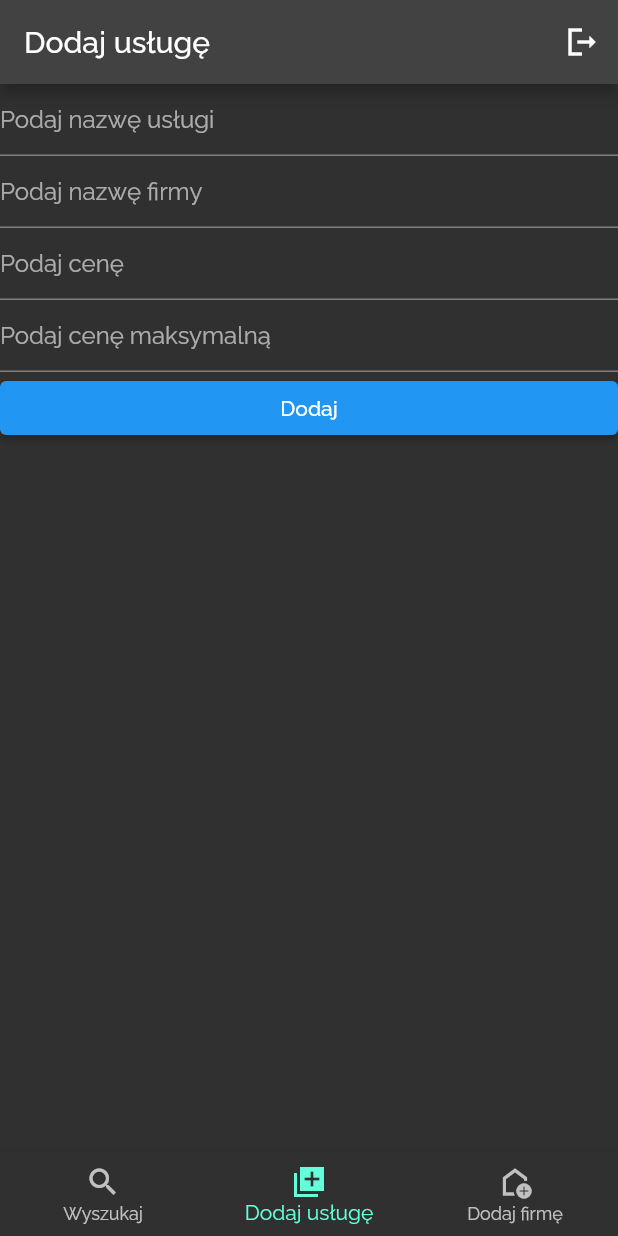
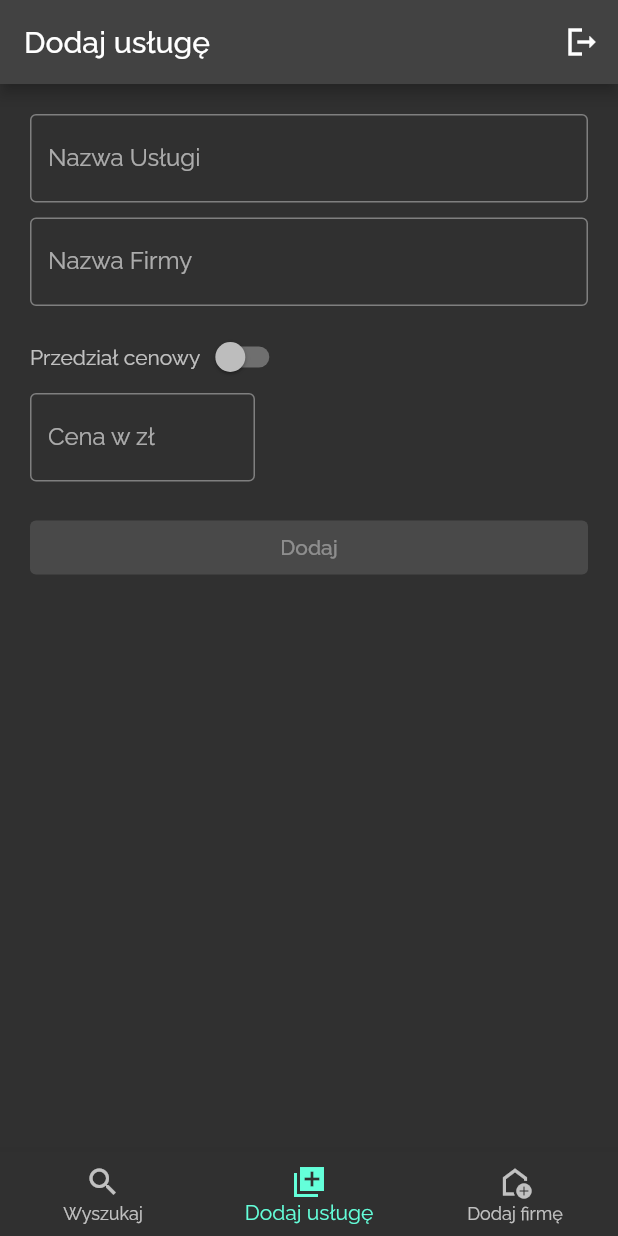
Before and after one commit to sebastiansliwa/manul, a Flutter app: the screen it shows once a user with an empty profile is signed in, item 2 of the bottom bar chosen, on a phone screen of 412 x 824 dp. Run offline on Flutter 3.47's test engine with Material 2 defaults, Android fonts, the phone set to English and light mode, and no system bars; our stand-ins replace cloud_firestore, firebase_auth, firebase_core, google_fonts; missing offline and left inert: flutterfire_ui; accounts and stored records are empty.

Commit message:
Implement ispricebracket

```diff
--- a/lib/features/home/add_services/pages/add_services_page_content.dart
+++ b/lib/features/home/add_services/pages/add_services_page_content.dart
@@ -15,57 +15,102 @@ class _AddServicesPageContentState extends State<AddServicesPageContent> {
   var company = '';
   var prize = '';
   var maxprize = '';
+  bool ispricebracket = false;
 
   @override
   Widget build(BuildContext context) {
     return ListView(
+      padding: const EdgeInsets.symmetric(
+        horizontal: 20.0,
+        vertical: 20,
+      ),
       children: [
         TextField(
           decoration: const InputDecoration(
+            border: OutlineInputBorder(),
             hintText: 'Podaj nazwę usługi',
+            label: Text('Nazwa Usługi'),
           ),
           onChanged: (newValue) {
             setState(() {
               service = newValue;
             });
           },
-          style: const TextStyle(color: Colors.white70),
         ),
+        const SizedBox(height: 10),
         TextField(
           decoration: const InputDecoration(
+            border: OutlineInputBorder(),
             hintText: 'Podaj nazwę firmy',
+            label: Text('Nazwa Firmy'),
           ),
           onChanged: (newValue) {
             setState(() {
               company = newValue;
             });
           },
-          style: const TextStyle(color: Colors.white70),
         ),
-        TextField(
-          decoration: const InputDecoration(
-            hintText: 'Podaj cenę',
+        const SizedBox(height: 10),
+        Row(
+          children: [
+            const Text(
+              'Przedział cenowy',
+            ),
+            Switch(
+              value: ispricebracket,
+              onChanged: (newValue) {
+                setState(() {
+                  ispricebracket = newValue;
+                });
+              },
+            ),
+          ],
+        ),
+        Row(
+          mainAxisAlignment: MainAxisAlignment.spaceBetween,
+          children: [
+            SizedBox(
+              width: 150,
+              child: TextField(
+                decoration: InputDecoration(
+                  border: const OutlineInputBorder(),
+                  hintText: 'np.: 50',
+                  label: Text(
+                      ispricebracket ? 'Cena minimalna w zł' : 'Cena w zł'),
                 ),
                 onChanged: (newValue) {
                   setState(() {
                     prize = newValue;
                   });
                 },
-          style: const TextStyle(color: Colors.white70),
               ),
-        TextField(
+            ),
+            Visibility(
+              visible: ispricebracket,
+              child: SizedBox(
+                width: 150,
+                child: TextField(
                   decoration: const InputDecoration(
-            hintText: 'Podaj cenę maksymalną',
+                    border: OutlineInputBorder(),
+                    hintText: 'np. 150',
+                    label: Text('Cena maksymalna w zł'),
                   ),
                   onChanged: (newValue) {
                     setState(() {
                       maxprize = newValue;
                     });
                   },
-          style: const TextStyle(color: Colors.white70),
                 ),
+              ),
+            ),
+          ],
+        ),
+        const SizedBox(height: 10),
+        const SizedBox(height: 10),
         ElevatedButton(
-          onPressed: () {
+          onPressed: service.isEmpty || company.isEmpty || prize.isEmpty
+              ? null
+              : () {
                   FirebaseFirestore.instance.collection('services').add({
                     'service': service,
                     'company': company,
--- a/lib/features/home/search/pages/search_page_content.dart
+++ b/lib/features/home/search/pages/search_page_content.dart
@@ -1,5 +1,3 @@
-import 'dart:developer';
-
 import 'package:cloud_firestore/cloud_firestore.dart';
 import 'package:flutter/material.dart';
 
@@ -52,7 +50,7 @@ class ListViewItem extends StatelessWidget {
   Widget build(BuildContext context) {
     return Container(
       height: 120,
-      color: const Color.fromARGB(255, 245, 245, 245),
+      color: const Color.fromARGB(255, 92, 95, 93),
       padding: const EdgeInsets.only(
         right: 20,
       ),
--- a/lib/main.dart
+++ b/lib/main.dart
@@ -21,9 +21,13 @@ class MyApp extends StatelessWidget {
       title: 'Flutter Demo',
       theme: ThemeData(
         brightness: Brightness.dark,
-        textTheme: GoogleFonts.ralewayTextTheme(Theme.of(context).textTheme),
+        textTheme:
+            GoogleFonts.ralewayTextTheme(Theme.of(context).textTheme).apply(
+          bodyColor: Colors.white70,
+          displayColor: Color.fromARGB(255, 38, 174, 38), //???????
+        ),
       ),
-       home: const AuthGate(),
+      home: const AuthGate(),
     );
   }
 }
```
Lines whose indentation alone changed are shown as unchanged.
